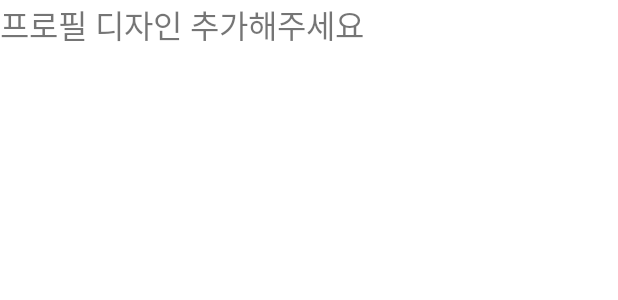
After one commit to Bros4Kkun/Front-end, an Android app: the layout fragment_pf.xml on its own in the app's theme, with its tools: preview values and no code run, on a phone screen of 412 x 824 dp. The commit adds this screen. Shown: the top 300 px of the screen. Run offline under Robolectric (Android 15) with nearby library versions, the phone set to English and light mode, and no system bars.

Commit message:
update sett

```diff
--- /dev/null
+++ b/app/src/main/res/layout/fragment_msg.xml
@@ -0,0 +1,6 @@
+<?xml version="1.0" encoding="utf-8"?>
+<androidx.constraintlayout.widget.ConstraintLayout
+    xmlns:android="http://schemas.android.com/apk/res/android" android:layout_width="match_parent"
+    android:layout_height="match_parent">
+
+</androidx.constraintlayout.widget.ConstraintLayout>
--- /dev/null
+++ b/app/src/main/res/layout/fragment_pf.xml
@@ -0,0 +1,16 @@
+<?xml version="1.0" encoding="utf-8"?>
+<androidx.constraintlayout.widget.ConstraintLayout
+    xmlns:android="http://schemas.android.com/apk/res/android"
+    xmlns:tools="http://schemas.android.com/tools"
+    android:layout_width="match_parent"
+    android:layout_height="match_parent">
+
+    <TextView
+        android:layout_width="wrap_content"
+        android:layout_height="wrap_content"
+        android:text="프로필 디자인 추가해주세요"
+        android:textSize="21sp"
+        tools:ignore="MissingConstraints"
+        tools:layout_editor_absoluteX="93dp"
+        tools:layout_editor_absoluteY="113dp" />
+</androidx.constraintlayout.widget.ConstraintLayout>
```
Also changed, not shown: app/src/main/java/com/example/runtyou/HomeFragment.kt (+11 -1 lines), app/src/main/java/com/example/runtyou/LogFragment.kt (+11 -1 lines), app/src/main/java/com/example/runtyou/MsgFragment.kt (+11 -1 lines), app/src/main/java/com/example/runtyou/PFFragment.kt (+11 -0 lines), app/src/main/res/layout/fragment_home.xml (added, +16 -0 lines).
